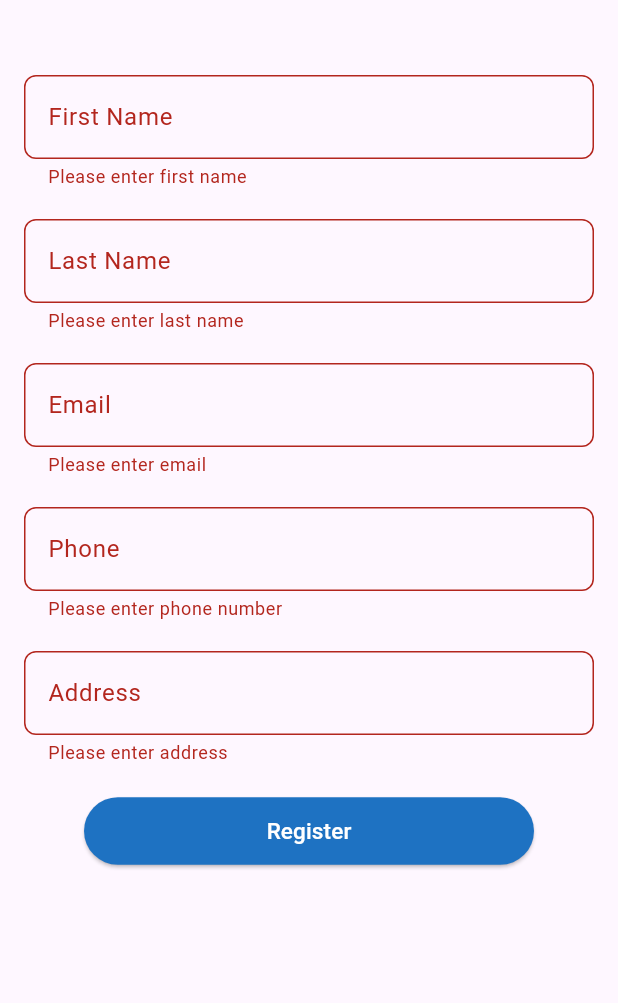
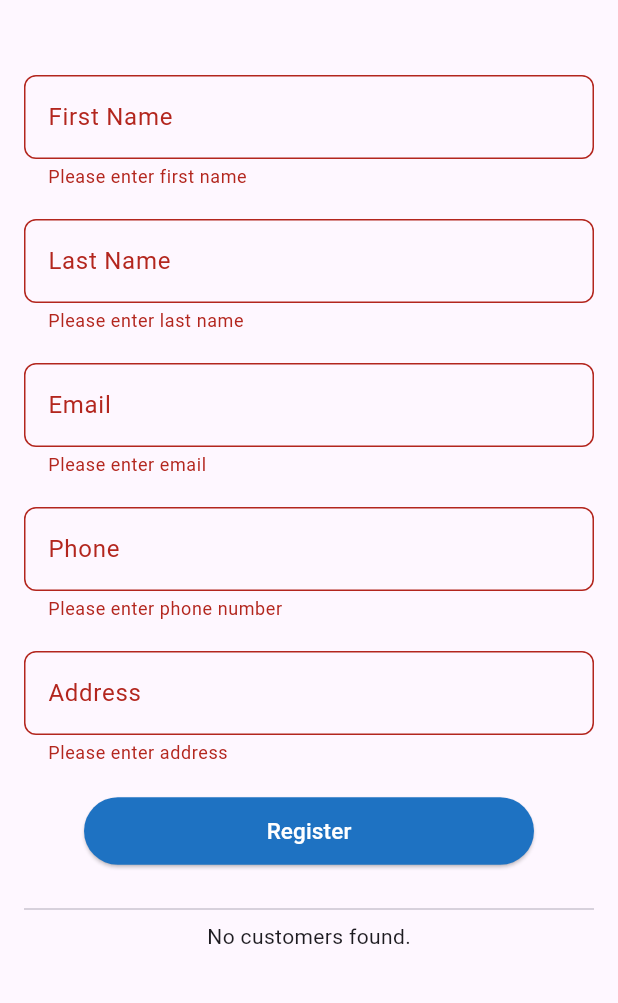
Before and after one commit to Avishka-bandara/crud, a Flutter app: the AddCustomerScreen screen opened directly, after a tap on "Register", on a phone screen of 412 x 824 dp, the part 63-1066 px from its top. Run offline on Flutter 3.47's test engine with Material 3 defaults, Android fonts, the phone set to English and light mode, and no system bars; our stand-ins replace cloud_firestore, firebase_core; accounts and stored records are empty.

Commit message:
Update add customer.dart
add customer changed

```diff
--- a/lib/screens/add customer.dart
+++ b/lib/screens/add customer.dart
@@ -12,13 +12,13 @@ class AddCustomerScreen extends StatelessWidget {
 
   @override
   Widget build(BuildContext context) {
-    return SafeArea(
-      child: Scaffold(
+    return Scaffold(
       appBar: AppBar(
         title: Text('Add Customer'),
         centerTitle: true,
       ),
-        body: Padding(
+      body: SafeArea(
+        child: Padding(
           padding: EdgeInsets.all(16.0),
           child: Form(
             key: _formKey,
@@ -31,7 +31,8 @@ class AddCustomerScreen extends StatelessWidget {
                     decoration: InputDecoration(
                       labelText: 'First Name',
                       border: OutlineInputBorder(
-                        borderRadius: BorderRadius.all(Radius.circular(8))),
+                        borderRadius: BorderRadius.all(Radius.circular(8)),
+                      ),
                     ),
                     validator: (value) {
                       if (value == null || value.isEmpty) {
@@ -46,7 +47,8 @@ class AddCustomerScreen extends StatelessWidget {
                     decoration: InputDecoration(
                       labelText: 'Last Name',
                       border: OutlineInputBorder(
-                        borderRadius: BorderRadius.all(Radius.circular(8))),
+                        borderRadius: BorderRadius.all(Radius.circular(8)),
+                      ),
                     ),
                     validator: (value) {
                       if (value == null || value.isEmpty) {
@@ -61,7 +63,8 @@ class AddCustomerScreen extends StatelessWidget {
                     decoration: InputDecoration(
                       labelText: 'Email',
                       border: OutlineInputBorder(
-                        borderRadius: BorderRadius.all(Radius.circular(8))),
+                        borderRadius: BorderRadius.all(Radius.circular(8)),
+                      ),
                     ),
                     validator: (value) {
                       if (value == null || value.isEmpty) {
@@ -79,7 +82,8 @@ class AddCustomerScreen extends StatelessWidget {
                     decoration: InputDecoration(
                       labelText: 'Phone',
                       border: OutlineInputBorder(
-                        borderRadius: BorderRadius.all(Radius.circular(8))),
+                        borderRadius: BorderRadius.all(Radius.circular(8)),
+                      ),
                     ),
                     keyboardType: TextInputType.number,
                     validator: (value) {
@@ -97,7 +101,8 @@ class AddCustomerScreen extends StatelessWidget {
                     decoration: InputDecoration(
                       labelText: 'Address',
                       border: OutlineInputBorder(
-                        borderRadius: BorderRadius.all(Radius.circular(8))),
+                        borderRadius: BorderRadius.all(Radius.circular(8)),
+                      ),
                     ),
                     validator: (value) {
                       if (value == null || value.isEmpty) {
@@ -110,7 +115,8 @@ class AddCustomerScreen extends StatelessWidget {
                   ElevatedButton(
                     style: ElevatedButton.styleFrom(
                       backgroundColor: Color.fromARGB(255, 30, 114, 194),
-                      fixedSize: const Size(300, 45)),
+                      fixedSize: const Size(300, 45),
+                    ),
                     onPressed: () async {
                       if (_formKey.currentState!.validate()) {
                         final customerData = {
@@ -130,8 +136,13 @@ class AddCustomerScreen extends StatelessWidget {
                             content: Text('Registration successful'),
                             duration: Duration(seconds: 2),
                             backgroundColor: Color.fromARGB(255, 30, 114, 194),
+                            behavior: SnackBarBehavior.floating,
+                            shape: RoundedRectangleBorder(
+                              borderRadius: BorderRadius.circular(8),
+                            ),
                           ),
                         );
+
                         _firstNameController.clear();
                         _lastNameController.clear();
                         _emailController.clear();
@@ -144,8 +155,37 @@ class AddCustomerScreen extends StatelessWidget {
                       style: TextStyle(color: Colors.white, fontSize: 15),
                     ),
                   ),
+                  SizedBox(height: 20),
+                  Divider(),
+                  Consumer<CustomerProvider>(
+                    builder: (context, provider, child) {
+                      if (provider.customers.isEmpty) {
+                        return Center(child: Text('No customers found.'));
+                      }
+
+                      return Column(
+                        children: provider.customers.map((customer) {
+                          return ListTile(
+                            title: Text(
+                                '${customer['firstName']} ${customer['lastName']}'),
+                            subtitle: Text('Email: ${customer['email']}\n'
+                                'Phone: ${customer['phone']}\n'
+                                'Address: ${customer['address']}'),
+                            onTap: () {
+                              _firstNameController.text = customer['firstName'];
+                              _lastNameController.text = customer['lastName'];
+                              _emailController.text = customer['email'];
+                              _phoneController.text = customer['phone'];
+                              _addressController.text = customer['address'];
+                            },
+                          );
+                        }).toList(),
+                      );
+                    },
+                  ),
                 ],
-            )),
+              ),
+            ),
           ),
         ),
       ),
```
Lines whose indentation alone changed are shown as unchanged.
